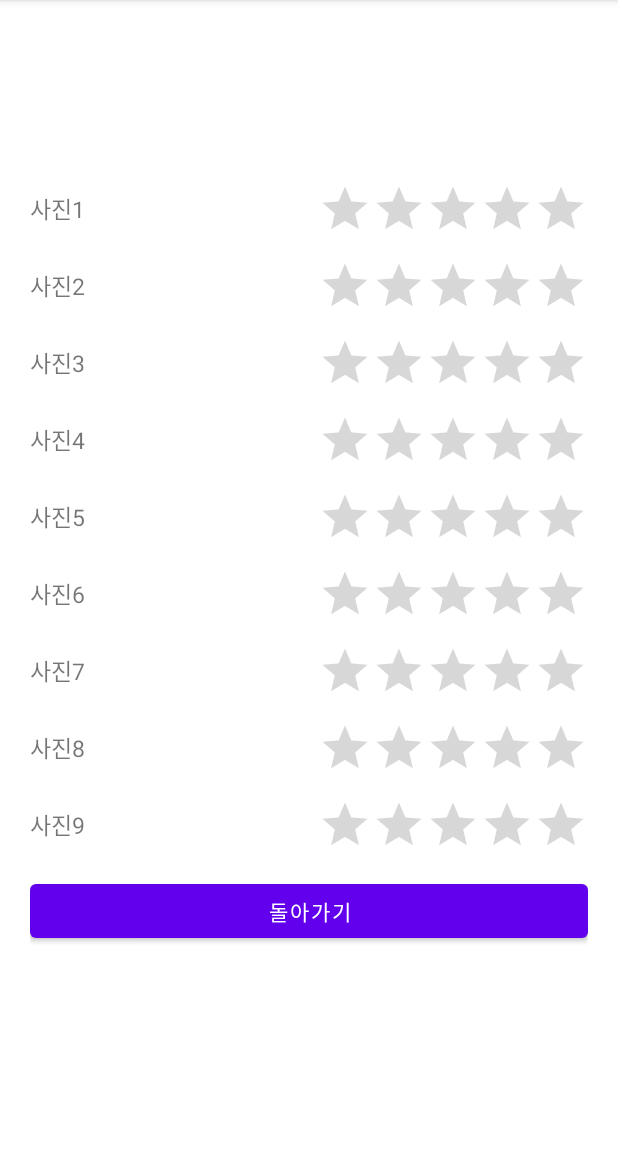
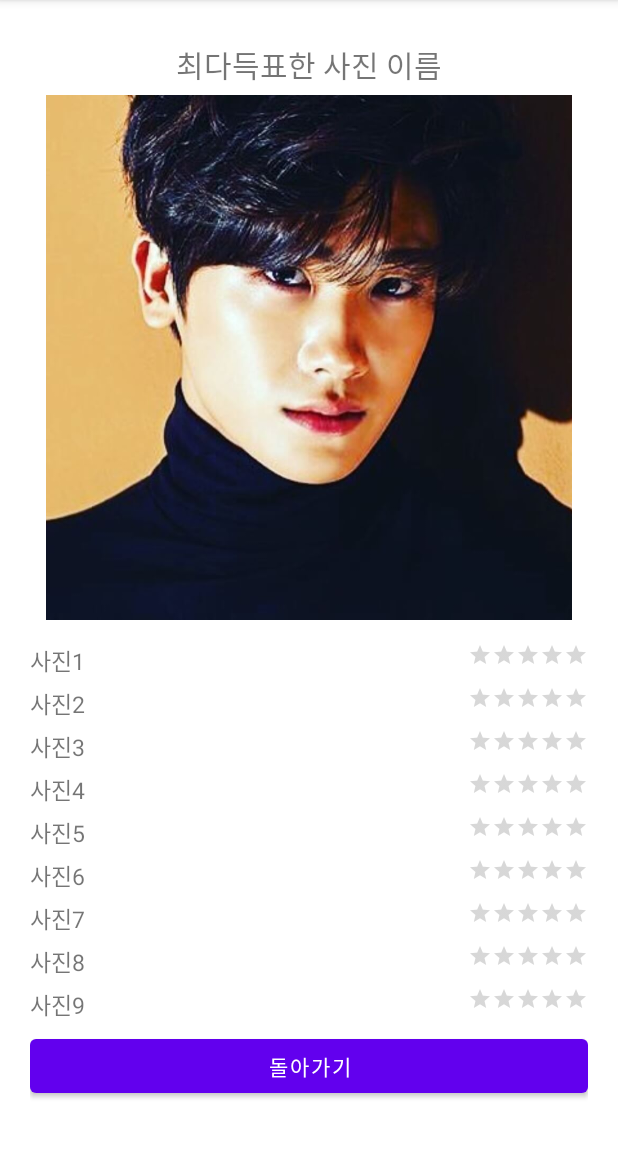
Before and after one commit to kwonha/Mirim_Project_0728_02, an Android app: the ResultActivity screen opened directly, with no data from a screen before it, on a phone screen of 412 x 824 dp, the part 84-1236 px from its top. Run offline under Robolectric (Android 15) with nearby library versions, the phone set to English and light mode, and no system bars; 6 statements that could not run were skipped.

Commit message:
최다득표수 사진이름과 이미지 출력

```diff
--- a/app/src/main/java/kr/hs/emirim/s2118/mirim_project_0728_02/ResultActivity.java
+++ b/app/src/main/java/kr/hs/emirim/s2118/mirim_project_0728_02/ResultActivity.java
@@ -6,6 +6,7 @@ import android.content.Intent;
 import android.os.Bundle;
 import android.view.View;
 import android.widget.Button;
+import android.widget.ImageView;
 import android.widget.RatingBar;
 import android.widget.TextView;
 
@@ -15,9 +16,28 @@ public class ResultActivity extends AppCompatActivity {
     protected void onCreate(Bundle savedInstanceState) {
         super.onCreate(savedInstanceState);
         setContentView(R.layout.activity_rsult);
+        TextView tvTitle = findViewById(R.id.text_title);
+        ImageView imgv = findViewById(R.id.imgv);
         Intent intent = getIntent();
         String[] imgName = intent.getStringArrayExtra("imgName");
         int[] voteCount = intent.getIntArrayExtra("voteCount");
+        int[] imgRes = {R.drawable.img_01, R.drawable.img_02, R.drawable.img_03,
+                        R.drawable.img_04, R.drawable.img_05, R.drawable.img_06,
+                        R.drawable.img_07, R.drawable.img_08, R.drawable.img_09};
+
+        int max = voteCount[0];
+        int maxIndex = 0;
+        for(int i = 0; i<voteCount.length; i++){
+            if(voteCount[i]>max){
+                max = voteCount[i];
+                maxIndex = i;
+            }
+        }
+
+
+        tvTitle.setText(imgName[maxIndex]);
+        imgv.setImageResource(imgRes[maxIndex]);
+
         TextView[] tv = new TextView[imgName.length];
         int[] textId = {R.id.text01, R.id.text02, R.id.text03,
                         R.id.text04, R.id.text05, R.id.text06,
--- a/app/src/main/res/layout/activity_rsult.xml
+++ b/app/src/main/res/layout/activity_rsult.xml
@@ -9,7 +9,27 @@
     android:stretchColumns="0"
     tools:context=".ResultActivity">
     <TableRow
+        android:layout_marginBottom="5dp">
+        <TextView
+            android:id="@+id/text_title"
+            android:layout_width="match_parent"
+            android:layout_height="wrap_content"
+            android:layout_gravity="center"
+            android:textSize="20sp"
+            android:layout_span="2"
+            android:text="최다득표한 사진 이름"/>
+    </TableRow>
+    <TableRow
         android:layout_marginBottom="15dp">
+        <ImageView
+            android:id="@+id/imgv"
+            android:layout_width="300dp"
+            android:layout_height="350dp"
+            android:layout_span="2"
+            android:src="@drawable/img_01"/>
+    </TableRow>
+    <TableRow
+        android:layout_marginBottom="5dp">
         <TextView
             android:id="@+id/text01"
             android:layout_width="match_parent"
@@ -21,11 +41,11 @@
             android:id="@+id/rb1"
             android:layout_width="match_parent"
             android:layout_height="wrap_content"
-            style="?android:attr/ratingBarStyleIndicator"
+            style="?android:attr/ratingBarStyleSmall"
             android:layout_gravity="right"/>
     </TableRow>
     <TableRow
-        android:layout_marginBottom="15dp">
+        android:layout_marginBottom="5dp">
         <TextView
             android:id="@+id/text02"
             android:layout_width="match_parent"
@@ -37,11 +57,11 @@
             android:id="@+id/rb2"
             android:layout_width="match_parent"
             android:layout_height="wrap_content"
-            style="?android:attr/ratingBarStyleIndicator"
+            style="?android:attr/ratingBarStyleSmall"
             android:layout_gravity="right"/>
     </TableRow>
     <TableRow
-        android:layout_marginBottom="15dp">
+        android:layout_marginBottom="5dp">
         <TextView
             android:id="@+id/text03"
             android:layout_width="match_parent"
@@ -53,11 +73,11 @@
             android:id="@+id/rb3"
             android:layout_width="match_parent"
             android:layout_height="wrap_content"
-            style="?android:attr/ratingBarStyleIndicator"
+            style="?android:attr/ratingBarStyleSmall"
             android:layout_gravity="right"/>
     </TableRow>
     <TableRow
-        android:layout_marginBottom="15dp">
+        android:layout_marginBottom="5dp">
         <TextView
             android:id="@+id/text04"
             android:layout_width="match_parent"
@@ -69,11 +89,11 @@
             android:id="@+id/rb4"
             android:layout_width="match_parent"
             android:layout_height="wrap_content"
-            style="?android:attr/ratingBarStyleIndicator"
+            style="?android:attr/ratingBarStyleSmall"
             android:layout_gravity="right"/>
     </TableRow>
     <TableRow
-        android:layout_marginBottom="15dp">
+        android:layout_marginBottom="5dp">
         <TextView
             android:id="@+id/text05"
             android:layout_width="match_parent"
@@ -85,11 +105,11 @@
             android:id="@+id/rb5"
             android:layout_width="match_parent"
             android:layout_height="wrap_content"
-            style="?android:attr/ratingBarStyleIndicator"
+            style="?android:attr/ratingBarStyleSmall"
             android:layout_gravity="right"/>
     </TableRow>
     <TableRow
-        android:layout_marginBottom="15dp">
+        android:layout_marginBottom="5dp">
         <TextView
             android:id="@+id/text06"
             android:layout_width="match_parent"
@@ -101,11 +121,11 @@
             android:id="@+id/rb6"
             android:layout_width="match_parent"
             android:layout_height="wrap_content"
-            style="?android:attr/ratingBarStyleIndicator"
+            style="?android:attr/ratingBarStyleSmall"
             android:layout_gravity="right"/>
     </TableRow>
     <TableRow
-        android:layout_marginBottom="15dp">
+        android:layout_marginBottom="5dp">
         <TextView
             android:id="@+id/text07"
             android:layout_width="match_parent"
@@ -117,11 +137,11 @@
             android:id="@+id/rb7"
             android:layout_width="match_parent"
             android:layout_height="wrap_content"
-            style="?android:attr/ratingBarStyleIndicator"
+            style="?android:attr/ratingBarStyleSmall"
             android:layout_gravity="right"/>
     </TableRow>
     <TableRow
-        android:layout_marginBottom="15dp">
+        android:layout_marginBottom="5dp">
         <TextView
             android:id="@+id/text08"
             android:layout_width="match_parent"
@@ -133,11 +153,11 @@
             android:id="@+id/rb8"
             android:layout_width="match_parent"
             android:layout_height="wrap_content"
-            style="?android:attr/ratingBarStyleIndicator"
+            style="?android:attr/ratingBarStyleSmall"
             android:layout_gravity="right"/>
     </TableRow>
     <TableRow
-        android:layout_marginBottom="15dp">
+        android:layout_marginBottom="5dp">
         <TextView
             android:id="@+id/text09"
             android:layout_width="match_parent"
@@ -149,11 +169,11 @@
             android:id="@+id/rb9"
             android:layout_width="match_parent"
             android:layout_height="wrap_content"
-            style="?android:attr/ratingBarStyleIndicator"
+            style="?android:attr/ratingBarStyleSmall"
             android:layout_gravity="right"/>
     </TableRow>
     <TableRow
-        android:layout_marginBottom="15dp">
+        android:layout_marginBottom="5dp">
         <Button
             android:id="@+id/btn_home"
             android:layout_span="2"
```
